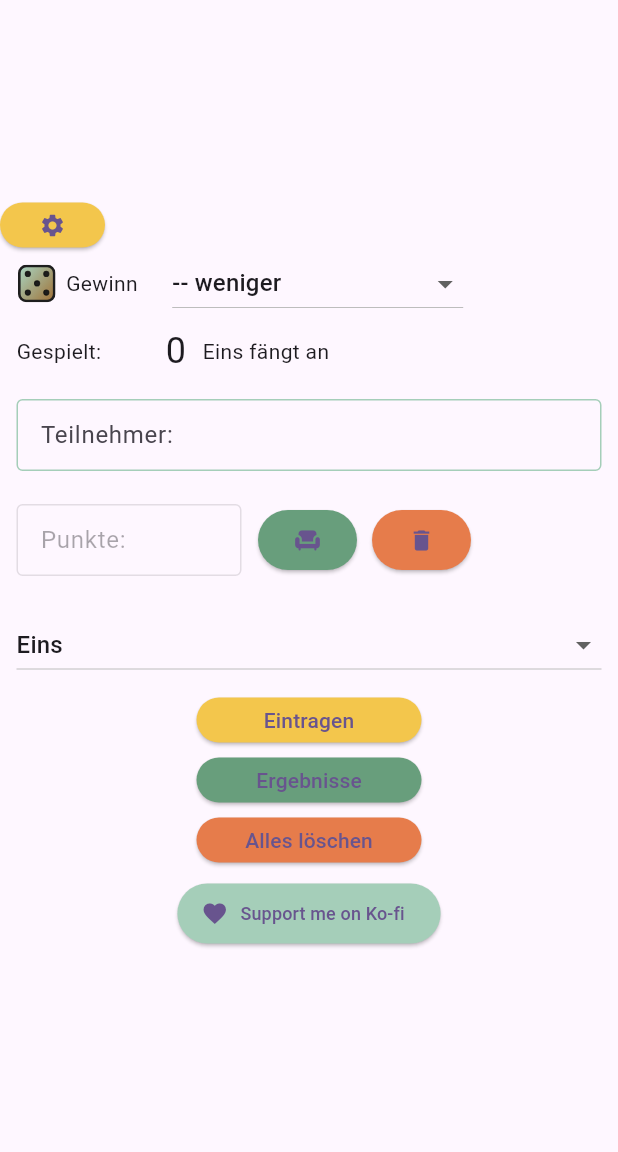
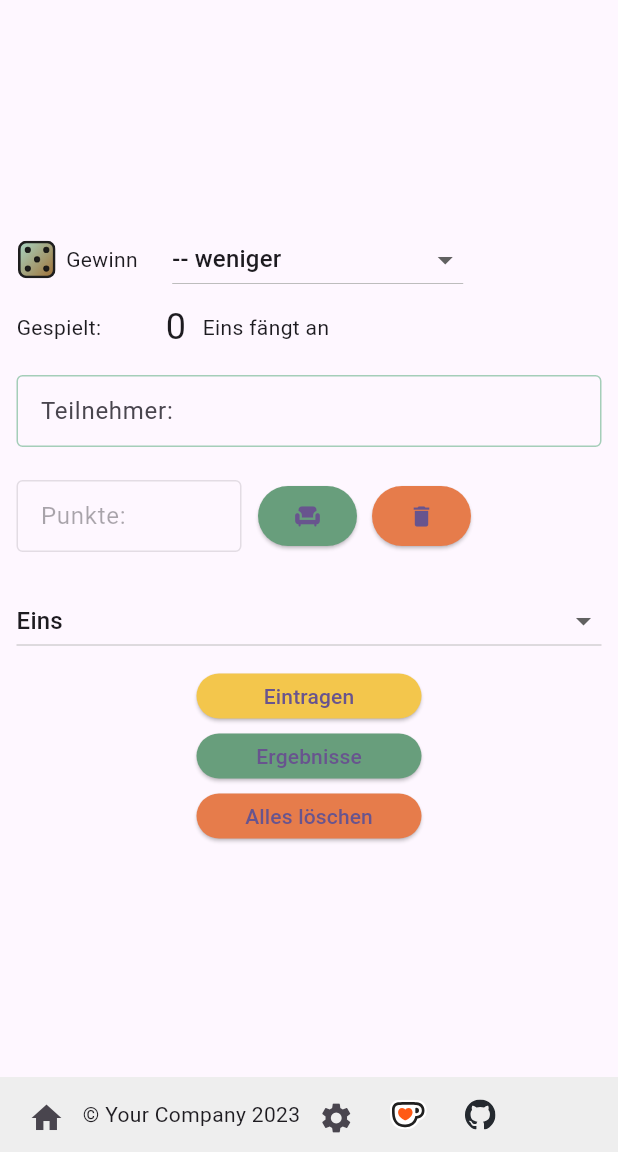
Before and after one commit to DGrothe-PhD/punktspiel, a Flutter app: the screen it shows after launch, on a phone screen of 412 x 824 dp, the part 84-1236 px from its top. Run offline on Flutter 3.47's test engine with Material 3 defaults, Android fonts, the phone set to English and light mode, and no system bars; our stand-ins replace flutter_html, flutter_svg, package_info_plus, share_plus, sprintf, swipe_to and 1 more; missing offline and left inert: markdown.

Commit message:
add footer menu, move settings button to footer menu, add icons

```diff
--- a/lib/main.dart
+++ b/lib/main.dart
@@ -293,21 +293,55 @@ class _MyHomePageState extends State<MyHomePage> {
         key: _scaffoldKey,
         resizeToAvoidBottomInset: false,
         appBar: AppBar(backgroundColor: Colors.amber, title: Text(widget.title),),
+      bottomNavigationBar: Container(
+        padding: const EdgeInsets.all(7),
+        height: 50.0,
+        color: Colors.grey[200],
+        child: Row(
+        children: [
+          IconButton(
+            icon: const Icon(Icons.home),
+            onPressed: () => {},
+          ),
+          const Text(
+            '© Your Company 2023',
+            style: TextStyle(fontSize: 14.0),
+          ),
+          IconButton(
+            icon: const Icon(Icons.settings),
+            onPressed: _navigateAndRefresh,
+          ),
+          IconButton(
+            icon: SvgPicture.asset(
+              'assets/images/kofi_symbol.svg',
+              width: 25.0, height: 25.0,
+            ),
+            onPressed: _launchKoFi,
+          ),
+          IconButton(
+            icon: SvgPicture.asset(
+              'assets/images/github-mark.svg',
+              width: 25.0, height: 25.0,
+            ),
+            onPressed: _launchGitHub,
+          ),
+        ],),
+      ),
       body: Center(
         child: Column(
           mainAxisAlignment: MainAxisAlignment.center,
           children: <Widget>[
-            Row(children:[
-              SizedBox(
-              // Open settings
-              width: 70,
-              height: buttonHeight,
-              child: ElevatedButton(
-              onPressed: _navigateAndRefresh,
-              style: ButtonStyle(backgroundColor: Themes.sunflower),
-              child: const Icon(Icons.settings),
-            ),),
-            ]),
+            //Row(children:[
+            //   SizedBox(
+            //   // Open settings
+            //   width: 70,
+            //   height: buttonHeight,
+            //   child: ElevatedButton(
+            //   onPressed: _navigateAndRefresh,
+            //   style: ButtonStyle(backgroundColor: Themes.sunflower),
+            //   child: const Icon(Icons.settings),
+            // ),),
+            //]),
             Row(children: [
               Container(
                 margin: const EdgeInsets.all(7),
@@ -432,13 +466,12 @@ class _MyHomePageState extends State<MyHomePage> {
               child: Text(Locales.deleteAllResults[Lang.l]),
             ),),
             const SizedBox(height: 10),
-            // Test Website Access
-            ElevatedButton.icon(
-              onPressed: _launchURL,
-              icon: const Icon(Icons.favorite),
-              label: const Text('Support me on Ko-fi', style: TextStyle(fontSize: 12.0)              ),
-              style: ButtonStyle(backgroundColor: Themes.greenish),
-            )
+            //ElevatedButton.icon(
+            //  onPressed: _launchKoFi,
+            //  icon: const Icon(Icons.favorite),
+            //  label: const Text('Support me on Ko-fi', style: TextStyle(fontSize: 12.0)              ),
+            //  style: ButtonStyle(backgroundColor: Themes.greenish),
+            //)
           ],
         ),
       ),
@@ -454,10 +487,17 @@ class _MyHomePageState extends State<MyHomePage> {
     );
   }
 
-  _launchURL() async {
+  _launchKoFi() async {
    final Uri url = Uri.parse('https://ko-fi.com/danielagrothe');
    if (!await launchUrl(url, webOnlyWindowName: "Web Title")) {
       _showAlertDialog(Locales.isOffline[Lang.l]);
    }
   }
+
+  _launchGitHub() async {
+   final Uri url = Uri.parse('https://github.com/DGrothe-PhD/punktspiel/');
+   if (!await launchUrl(url, webOnlyWindowName: "Project on GitHub")) {
+      _showAlertDialog(Locales.isOffline[Lang.l]);
+   }
+  }
 }
--- a/lib/table.dart
+++ b/lib/table.dart
@@ -164,7 +164,7 @@ class TableExample extends StatelessWidget {
                         style: StyleDecorator.textstil,
                       ),
                       TextSpan(text: gameResultText.toString(),),
-                  ],
+                    ],
                   ),
                 ),
               ),
--- a/pubspec.yaml
+++ b/pubspec.yaml
@@ -48,6 +48,8 @@ dependencies:
   http: ^1.3.0
   package_info_plus: ^8.3.0
   flutter_svg: ^2.0.17
+  integration_test:
+    sdk: flutter
 
 dev_dependencies:
   flutter_test:
@@ -73,6 +75,9 @@ flutter:
   assets:
     - assets/data/players.txt
     - assets/images/dice.svg
+    - assets/images/github-mark.svg
+    - assets/images/kofi_symbol.svg
+
   fonts:
     - family: B612 Mono
       fonts:
```
Also changed, not shown: assets/images/github-mark.svg (added), assets/images/kofi_symbol.svg (added).
